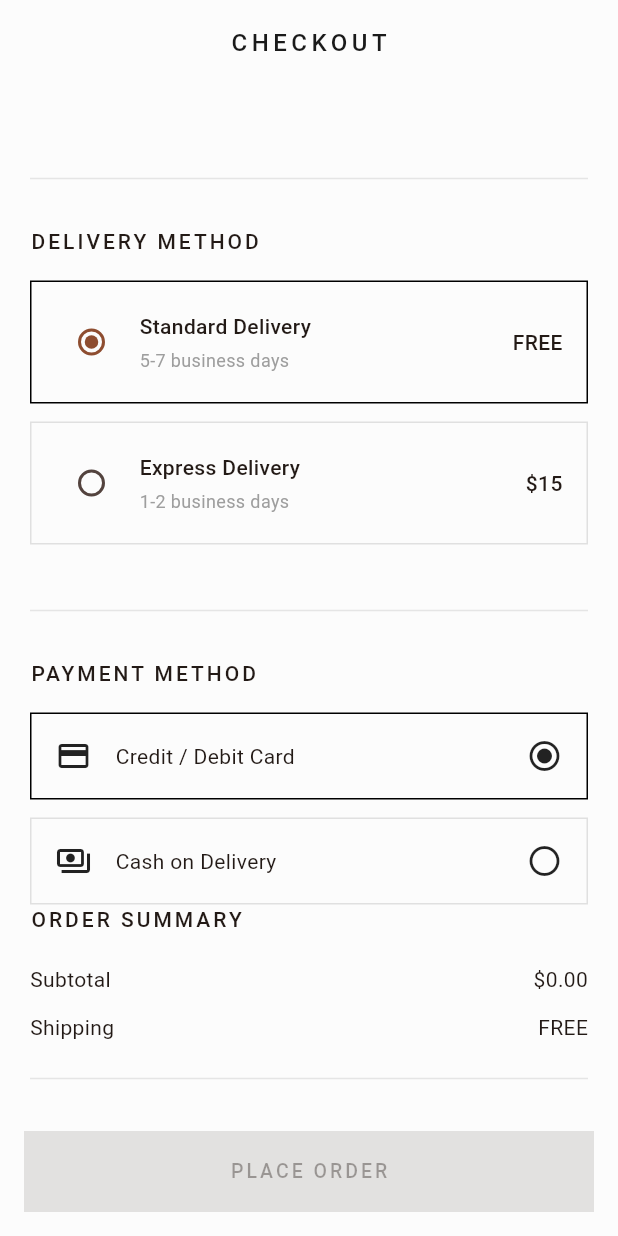
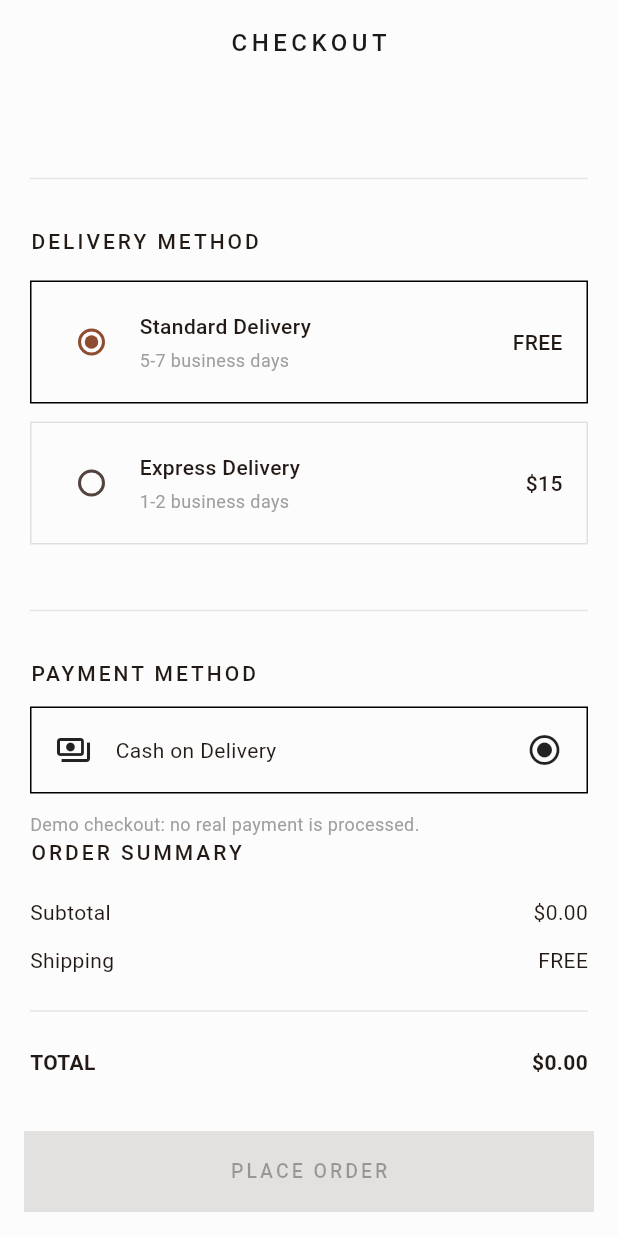
Before and after one commit to KuatBakyt/Fashion-Luxe, a Flutter app: the CheckoutView screen opened by its route, scrolled down 513 dp, on a phone screen of 412 x 824 dp. Run offline on Flutter 3.47's test engine with Material 3 defaults, Android fonts, the phone set to English and light mode, and no system bars; our stand-ins replace dio, go_router; network calls fail.

Commit message:
добавил изменения

```diff
--- a/lib/features/checkout/checkout_view.dart
+++ b/lib/features/checkout/checkout_view.dart
@@ -118,17 +118,6 @@
               ),
             ),
 
-            const SizedBox(height: 16),
-
-            _PaymentOption(
-              icon: Icons.credit_card,
-              title: 'Credit / Debit Card',
-              selected: checkout.paymentMethod == PaymentMethod.card,
-              onTap: () {
-                checkout.selectPayment(PaymentMethod.card);
-              },
-            ),
-
             const SizedBox(height: 12),
 
             _PaymentOption(
@@ -138,6 +127,14 @@
               onTap: () {
                 checkout.selectPayment(PaymentMethod.cash);
               },
+            ),
+
+            const Padding(
+              padding: EdgeInsets.only(top: 12),
+              child: Text(
+                'Demo checkout: no real payment is processed.',
+                style: TextStyle(color: Colors.grey, fontSize: 12),
+              ),
             ),
 
             const Text(
@@ -197,7 +194,8 @@
           width: double.infinity,
           height: 54,
           child: FilledButton(
-            onPressed: !checkout.isValid || checkout.isLoading
+            onPressed:
+                !checkout.isValid || checkout.isLoading || cart.items.isEmpty
                 ? null
                 : () async {
                     final order = await checkout.placeOrder(
--- a/lib/features/checkout/checkout_view_model.dart
+++ b/lib/features/checkout/checkout_view_model.dart
@@ -5,7 +5,7 @@
 
 enum DeliveryMethod { standard, express }
 
-enum PaymentMethod { card, cash }
+enum PaymentMethod { cash }
 
 class CheckoutViewModel extends ChangeNotifier {
   String _fullName = '';
@@ -15,7 +15,7 @@
   final OrderRepository repository;
 
   DeliveryMethod _deliveryMethod = DeliveryMethod.standard;
-  PaymentMethod _paymentMethod = PaymentMethod.card;
+  PaymentMethod _paymentMethod = PaymentMethod.cash;
 
   String get fullName => _fullName;
   String get phone => _phone;
@@ -79,7 +79,7 @@
   }
 
   Future<Order?> placeOrder({required double cartTotal}) async {
-    if (!isValid) {
+    if (!isValid || cartTotal <= 0 || _isLoading) {
       return null;
     }
 
--- a/lib/features/product/product_detail_view.dart
+++ b/lib/features/product/product_detail_view.dart
@@ -1,5 +1,6 @@
 import 'package:flutter/material.dart';
 import 'package:provider/provider.dart';
+import 'package:go_router/go_router.dart';
 
 import '../../data/models/product.dart';
 import '../cart/cart_view_model.dart';
@@ -56,6 +57,11 @@
         style: TextStyle(letterSpacing: 6, fontWeight: FontWeight.w500),
       ),
       actions: [
+        IconButton(
+          tooltip: 'Open bag',
+          onPressed: () => context.push('/cart'),
+          icon: const Icon(Icons.shopping_bag_outlined),
+        ),
         IconButton(
           onPressed: () {
             context.read<FavoritesViewModel>().toggleFavorite(product);
```
Also changed, not shown: lib/features/home/home_view.dart (+22 -6 lines), 2 other files.
